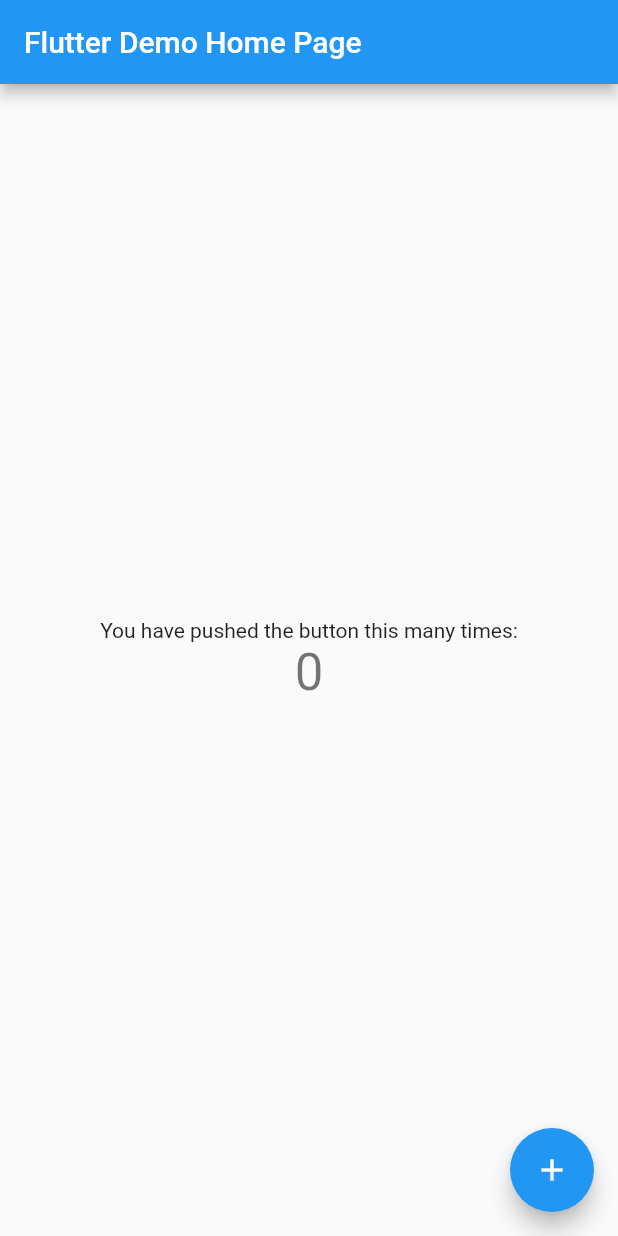
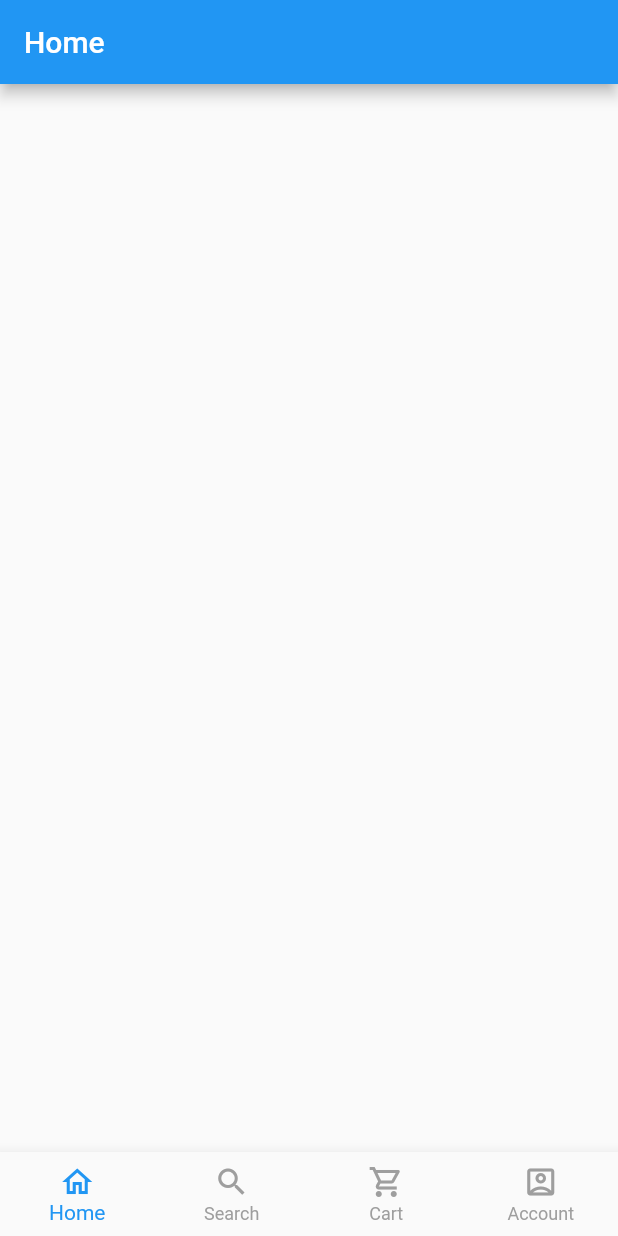
Before and after one commit to antocara/flutter_ecommerce, a Flutter app: the screen it shows after launch, on a phone screen of 412 x 824 dp. Run offline on Flutter 3.47's test engine with Material 2 defaults, Android fonts, the phone set to English and light mode, and no system bars; our stand-ins replace equatable, flutter_bloc.

Commit message:
creado flujo cambio estados tabBar

```diff
--- a/lib/presentation/app/app_view.dart
+++ b/lib/presentation/app/app_view.dart
@@ -1,4 +1,7 @@
+import 'package:ecommerce/presentation/home/bloc/tab_bloc.dart';
+import 'package:ecommerce/presentation/home/home_screen.dart';
 import 'package:flutter/material.dart';
+import 'package:flutter_bloc/flutter_bloc.dart';
 
 class AppView extends StatelessWidget {
   // This widget is the root of your application.
@@ -10,54 +13,10 @@ class AppView extends StatelessWidget {
         primarySwatch: Colors.blue,
         visualDensity: VisualDensity.adaptivePlatformDensity,
       ),
-      home: MyHomePage(title: 'Flutter Demo Home Page'),
+      home: BlocProvider<TabBloc>(
+        create: (context) => TabBloc(),
+        child: HomeScreen(),
+      ),
     );
   }
 }
-
-class MyHomePage extends StatefulWidget {
-  MyHomePage({Key key, this.title}) : super(key: key);
-
-  final String title;
-
-  @override
-  _MyHomePageState createState() => _MyHomePageState();
-}
-
-class _MyHomePageState extends State<MyHomePage> {
-  int _counter = 0;
-
-  void _incrementCounter() {
-    setState(() {
-      _counter++;
-    });
-  }
-
-  @override
-  Widget build(BuildContext context) {
-    return Scaffold(
-      appBar: AppBar(
-        title: Text(widget.title),
-      ),
-      body: Center(
-        child: Column(
-          mainAxisAlignment: MainAxisAlignment.center,
-          children: <Widget>[
-            Text(
-              'You have pushed the button this many times:',
-            ),
-            Text(
-              '$_counter',
-              style: Theme.of(context).textTheme.headline4,
-            ),
-          ],
-        ),
-      ),
-      floatingActionButton: FloatingActionButton(
-        onPressed: _incrementCounter,
-        tooltip: 'Increment',
-        child: Icon(Icons.add),
-      ), // This trailing comma makes auto-formatting nicer for build methods.
-    );
-  }
-}
--- a/lib/presentation/home/bloc/tab_bloc.dart
+++ b/lib/presentation/home/bloc/tab_bloc.dart
@@ -0,0 +1,14 @@
+import 'package:ecommerce/presentation/home/event/tab_event.dart';
+import 'package:ecommerce/presentation/home/state/tab_state.dart';
+import 'package:flutter_bloc/flutter_bloc.dart';
+
+class TabBloc extends Bloc<TabEvent, TabState> {
+  TabBloc() : super(TabState.home);
+
+  @override
+  Stream<TabState> mapEventToState(TabEvent event) async* {
+    if (event is TabUpdated) {
+      yield event.tab;
+    }
+  }
+}
--- a/lib/presentation/home/event/tab_event.dart
+++ b/lib/presentation/home/event/tab_event.dart
@@ -0,0 +1,21 @@
+
+
+
+import 'package:ecommerce/presentation/home/state/tab_state.dart';
+import 'package:equatable/equatable.dart';
+
+abstract class TabEvent extends Equatable {
+  const TabEvent();
+}
+
+class TabUpdated extends TabEvent {
+  final TabState tab;
+
+  const TabUpdated(this.tab);
+
+  @override
+  List<Object> get props => [tab];
+
+  @override
+  String toString() => 'TabUpdated { tab: $tab }';
+}
--- a/lib/presentation/home/home_screen.dart
+++ b/lib/presentation/home/home_screen.dart
@@ -0,0 +1,40 @@
+import 'package:ecommerce/presentation/home/bloc/tab_bloc.dart';
+import 'package:ecommerce/presentation/home/event/tab_event.dart';
+import 'package:ecommerce/presentation/home/state/tab_state.dart';
+import 'package:ecommerce/presentation/widgets/tab_selector.dart';
+import 'package:flutter/material.dart';
+import 'package:flutter_bloc/flutter_bloc.dart';
+
+class HomeScreen extends StatelessWidget {
+  @override
+  Widget build(BuildContext context) {
+    return BlocBuilder<TabBloc, TabState>(
+      builder: (context, activeTab) {
+        return Scaffold(
+          appBar: AppBar(
+            title: Text('Home'),
+          ),
+          body: _fetchActiveTab(tabState: activeTab),
+          bottomNavigationBar: TabSelector(
+            activeTab: activeTab,
+            onTabSelected: (tab) =>
+                BlocProvider.of<TabBloc>(context).add(TabUpdated(tab)),
+          ),
+        );
+      },
+    );
+  }
+
+  Widget _fetchActiveTab({@required TabState tabState}) {
+    switch (tabState) {
+      case TabState.home:
+        return Container();
+      case TabState.search:
+        return Container();
+      case TabState.cart:
+        return Container();
+      case TabState.account:
+        return Container();
+    }
+  }
+}
--- a/lib/presentation/home/state/tab_state.dart
+++ b/lib/presentation/home/state/tab_state.dart
@@ -1 +1 @@
-enum TabEvent { home, search }
+enum TabState { home, search, cart, account }
--- a/lib/presentation/widgets/tab_selector.dart
+++ b/lib/presentation/widgets/tab_selector.dart
@@ -0,0 +1,59 @@
+import 'package:ecommerce/presentation/home/state/tab_state.dart';
+import 'package:flutter/material.dart';
+import 'package:flutter/widgets.dart';
+
+class TabSelector extends StatelessWidget {
+  final TabState activeTab;
+  final Function(TabState) onTabSelected;
+
+  TabSelector({
+    Key key,
+    @required this.activeTab,
+    @required this.onTabSelected,
+  }) : super(key: key);
+
+  @override
+  Widget build(BuildContext context) {
+    return BottomNavigationBar(
+      type: BottomNavigationBarType.fixed,
+      fixedColor: Colors.blue,
+      unselectedItemColor: Colors.grey,
+      currentIndex: TabState.values.indexOf(activeTab),
+      onTap: (index) => onTabSelected(TabState.values[index]),
+      items: TabState.values.map((tab) {
+        return BottomNavigationBarItem(
+          icon: Icon(
+            _tabIcon(tabState: tab)
+          ),
+          label: _tabTitle(tabState: tab),
+        );
+      }).toList(),
+    );
+  }
+
+  IconData _tabIcon({@required TabState tabState}) {
+    switch (tabState) {
+      case TabState.home:
+        return Icons.home_outlined;
+      case TabState.search:
+        return Icons.search_outlined;
+      case TabState.cart:
+        return Icons.shopping_cart_outlined;
+      case TabState.account:
+        return Icons.account_box_outlined;
+    }
+  }
+
+  String _tabTitle({@required TabState tabState}) {
+    switch (tabState) {
+      case TabState.home:
+        return "Home";
+      case TabState.search:
+        return "Search";
+      case TabState.cart:
+        return "Cart";
+      case TabState.account:
+        return "Account";
+    }
+  }
+}
```
